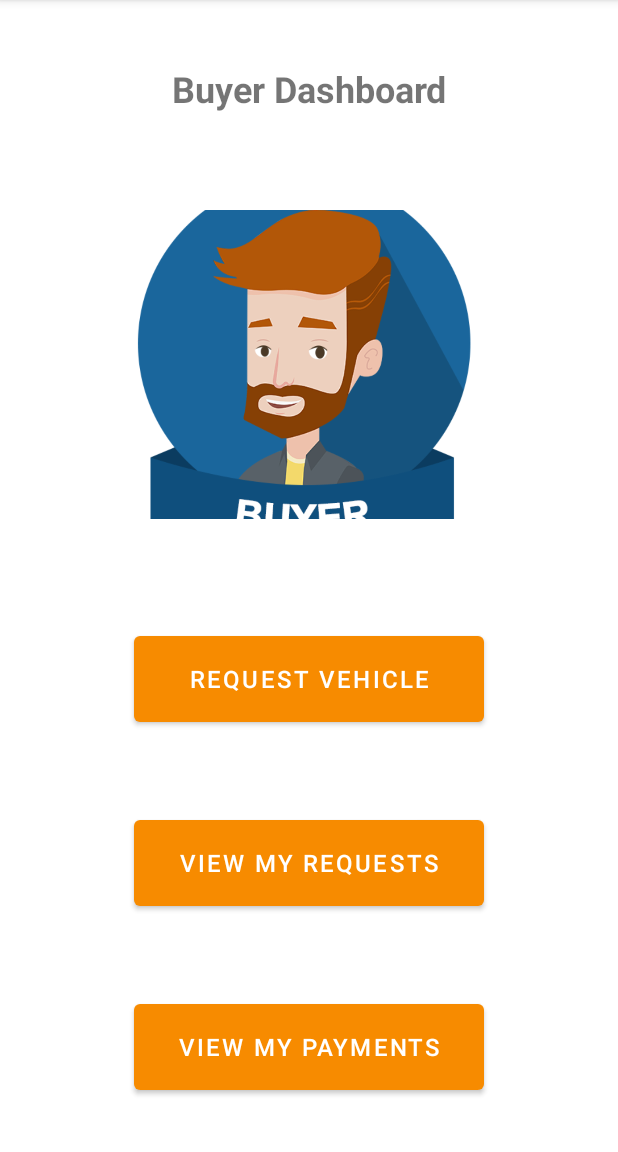
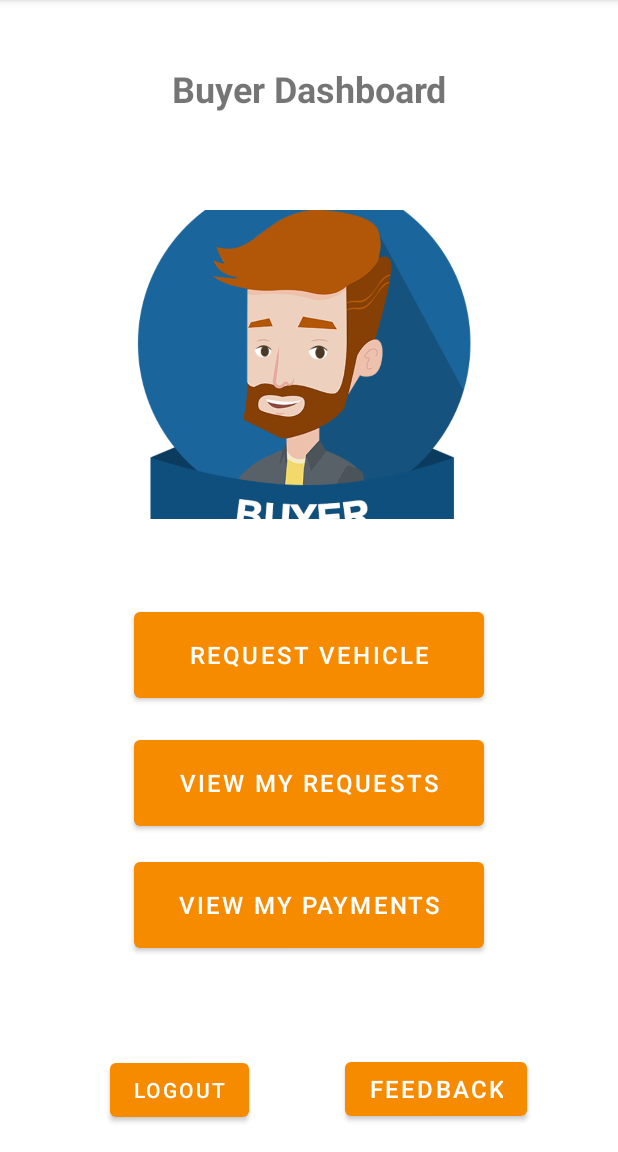
Before and after one commit to ThusharaX/MAD-Project, an Android app: the BuyerActivity screen opened directly, with no data from a screen before it, on a phone screen of 412 x 824 dp, the part 84-1236 px from its top. Run offline under Robolectric (Android 15) with nearby library versions, the phone set to English and light mode, and no system bars; our stand-ins replace Firebase (no records; nobody signed in at launch, a user with empty details on screens opened directly).

Commit message:
Feedback Done

```diff
--- a/app/src/main/java/com/binarymatter/mad_project/activities/BuyerActivity.java
+++ b/app/src/main/java/com/binarymatter/mad_project/activities/BuyerActivity.java
@@ -14,7 +14,7 @@ import com.binarymatter.mad_project.R;
 import com.google.firebase.auth.FirebaseAuth;
 
 public class BuyerActivity extends AppCompatActivity {
-    Button goToRequestVehicle, goToMyRequests, goToPayment;
+    Button goToRequestVehicle, goToMyRequests, goToPayment, goToFeedback;
 
     @Override
     protected void onCreate(Bundle savedInstanceState) {
@@ -24,6 +24,14 @@ public class BuyerActivity extends AppCompatActivity {
         goToRequestVehicle = findViewById(R.id.requestVehicle);
         goToMyRequests = findViewById(R.id.myRequests);
         goToPayment = findViewById(R.id.myPayment);
+        goToFeedback = findViewById(R.id.feedbackBtn);
+
+        goToFeedback.setOnClickListener(new View.OnClickListener() {
+            @Override
+            public void onClick(View view) {
+                startActivity(new Intent(getApplicationContext(), FeedbackActivity.class));
+            }
+        });
 
         goToRequestVehicle.setOnClickListener(new View.OnClickListener() {
             @Override
--- a/app/src/main/res/layout/activity_buyer.xml
+++ b/app/src/main/res/layout/activity_buyer.xml
@@ -27,9 +27,10 @@
         android:text="Logout"
         app:layout_constraintBottom_toBottomOf="parent"
         app:layout_constraintEnd_toEndOf="parent"
+        app:layout_constraintHorizontal_bias="0.229"
         app:layout_constraintStart_toStartOf="parent"
         app:layout_constraintTop_toTopOf="parent"
-        app:layout_constraintVertical_bias="0.935" />
+        app:layout_constraintVertical_bias="0.976" />
 
     <Button
         android:id="@+id/requestVehicle"
@@ -41,17 +42,16 @@
         app:layout_constraintEnd_toEndOf="parent"
         app:layout_constraintStart_toStartOf="parent"
         app:layout_constraintTop_toTopOf="parent"
-        app:layout_constraintVertical_bias="0.598" />
+        app:layout_constraintVertical_bias="0.575" />
 
     <Button
         android:id="@+id/myRequests"
         android:layout_width="233dp"
         android:layout_height="69dp"
-        android:layout_marginTop="53dp"
+        android:layout_marginTop="16dp"
         android:text="View My Requests"
         android:textSize="16sp"
         app:layout_constraintEnd_toEndOf="parent"
-        app:layout_constraintHorizontal_bias="0.5"
         app:layout_constraintStart_toStartOf="parent"
         app:layout_constraintTop_toBottomOf="@+id/requestVehicle" />
 
@@ -59,13 +59,23 @@
         android:id="@+id/myPayment"
         android:layout_width="233dp"
         android:layout_height="69dp"
-        android:layout_marginTop="53dp"
+        android:layout_marginTop="12dp"
         android:text="View My Payments"
         android:textSize="16sp"
         app:layout_constraintEnd_toEndOf="parent"
-        app:layout_constraintHorizontal_bias="0.5"
         app:layout_constraintStart_toStartOf="parent"
         app:layout_constraintTop_toBottomOf="@+id/myRequests" />
+
+    <Button
+        android:id="@+id/feedbackBtn"
+        android:layout_width="wrap_content"
+        android:layout_height="wrap_content"
+        android:text="Feedback"
+        android:textSize="16sp"
+        app:layout_constraintBaseline_toBaselineOf="@+id/button"
+        app:layout_constraintEnd_toEndOf="parent"
+        app:layout_constraintHorizontal_bias="0.792"
+        app:layout_constraintStart_toStartOf="parent" />
 
     <ImageView
         android:id="@+id/imageView8"
```
Also changed, not shown: app/src/main/java/com/binarymatter/mad_project/activities/FeedbackActivity.java (+87 -0 lines), app/src/main/res/layout/activity_feedback.xml (+11 -11 lines).
